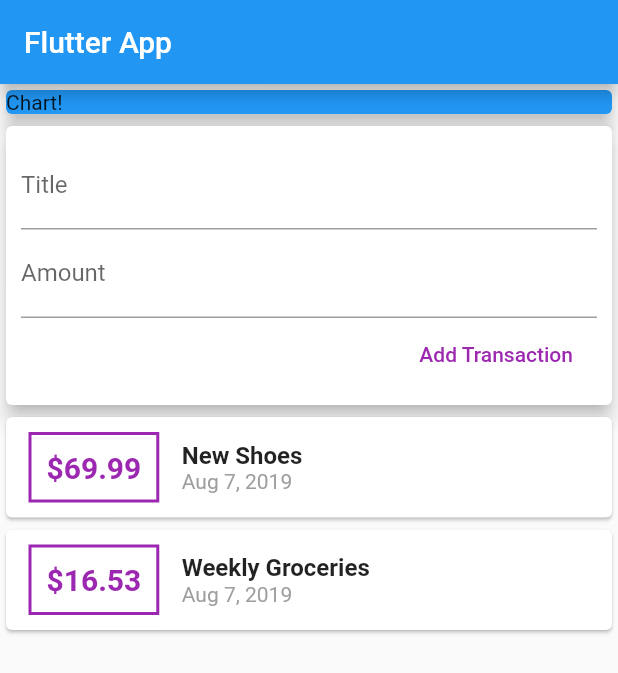
After one commit to ZikoB/personal_expenses, a Flutter app: the screen it shows after launch, on a phone screen of 412 x 824 dp. The commit adds this screen. Shown: the top 673 px of the screen. Run offline on Flutter 3.47's test engine with Material 2 defaults, Android fonts, the phone set to English and light mode, and no system bars.

Commit message:
listview builder for transactions, separte widgets

```diff
--- /dev/null
+++ b/lib/widgets/new_transaction.dart
@@ -0,0 +1,46 @@
+import 'package:flutter/material.dart';
+
+class NewTransaction extends StatelessWidget {
+  final Function addTx;
+  final titleController = TextEditingController();
+  final amountController = TextEditingController();
+
+  NewTransaction(this.addTx);
+
+  @override
+  Widget build(BuildContext context) {
+    return Card(
+      elevation: 5,
+      child: Container(
+        padding: EdgeInsets.all(10),
+        child: Column(
+          crossAxisAlignment: CrossAxisAlignment.end,
+          children: <Widget>[
+            TextField(
+              decoration: InputDecoration(labelText: 'Title'),
+              controller: titleController,
+              // onChanged: (val) {
+              //   titleInput = val;
+              // },
+            ),
+            TextField(
+              decoration: InputDecoration(labelText: 'Amount'),
+              controller: amountController,
+              // onChanged: (val) => amountInput = val,
+            ),
+            FlatButton(
+              child: Text('Add Transaction'),
+              textColor: Colors.purple,
+              onPressed: () {
+                addTx(
+                  titleController.text,
+                  double.parse(amountController.text),
+                );
+              },
+            ),
+          ],
+        ),
+      ),
+    );
+  }
+}
--- /dev/null
+++ b/lib/widgets/transaction_list.dart
@@ -0,0 +1,67 @@
+import 'package:flutter/material.dart';
+import 'package:intl/intl.dart';
+
+import '../models/transaction.dart';
+
+class TransactionList extends StatelessWidget {
+  final List<Transaction> transactions;
+
+  TransactionList(this.transactions);
+
+  @override
+  Widget build(BuildContext context) {
+    return Container(
+      height: 300,
+      child: ListView.builder(
+        itemBuilder: (ctx, index) {
+          return Card(
+            child: Row(
+              children: <Widget>[
+                Container(
+                  margin: EdgeInsets.symmetric(
+                    vertical: 10,
+                    horizontal: 15,
+                  ),
+                  decoration: BoxDecoration(
+                    border: Border.all(
+                      color: Colors.purple,
+                      width: 2,
+                    ),
+                  ),
+                  padding: EdgeInsets.all(10),
+                  child: Text(
+                    '\$${transactions[index].amount}',
+                    style: TextStyle(
+                      fontWeight: FontWeight.bold,
+                      fontSize: 20,
+                      color: Colors.purple,
+                    ),
+                  ),
+                ),
+                Column(
+                  crossAxisAlignment: CrossAxisAlignment.start,
+                  children: <Widget>[
+                    Text(
+                      transactions[index].title,
+                      style: TextStyle(
+                        fontSize: 16,
+                        fontWeight: FontWeight.bold,
+                      ),
+                    ),
+                    Text(
+                      DateFormat.yMMMd().format(transactions[index].date),
+                      style: TextStyle(
+                        color: Colors.grey,
+                      ),
+                    ),
+                  ],
+                ),
+              ],
+            ),
+          );
+        },
+        itemCount: transactions.length,
+      ),
+    );
+  }
+}
--- /dev/null
+++ b/lib/widgets/user_transaction.dart
@@ -0,0 +1,50 @@
+import 'package:flutter/material.dart';
+
+import './transaction_list.dart';
+import './new_transaction.dart';
+import '../models/transaction.dart';
+
+class UserTransactions extends StatefulWidget {
+  @override
+  _UserTransactionsState createState() => _UserTransactionsState();
+}
+
+class _UserTransactionsState extends State<UserTransactions> {
+  final List<Transaction> _userTransactions = [
+    Transaction(
+      id: 't1',
+      title: 'New Shoes',
+      amount: 69.99,
+      date: DateTime.now(),
+    ),
+    Transaction(
+      id: 't2',
+      title: 'Weekly Groceries',
+      amount: 16.53,
+      date: DateTime.now(),
+    ),
+  ];
+
+  void _addNewTransaction(String txTitle, double txAmount) {
+    final newTx = Transaction(
+      title: txTitle,
+      amount: txAmount,
+      date: DateTime.now(),
+      id: DateTime.now().toString(),
+    );
+
+    setState(() {
+      _userTransactions.add(newTx);
+    });
+  }
+
+  @override
+  Widget build(BuildContext context) {
+    return Column(
+      children: <Widget>[
+        NewTransaction(_addNewTransaction),
+        TransactionList(_userTransactions),
+      ],
+    );
+  }
+}
```
Also changed, not shown: lib/main.dart (+4 -101 lines), lib/models/transaction.dart (renamed from lib/transaction.dart).
